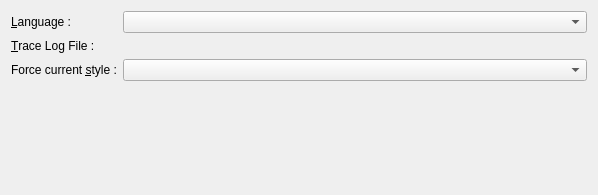
Old version of the form framework/application/customdialog/ui/customgeneral.ui in the repository phoenix741/xinx.
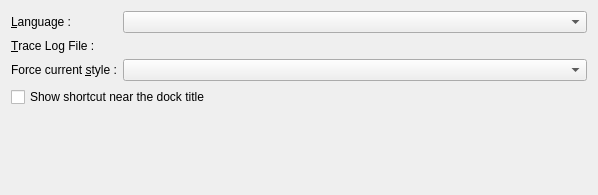
New version of the form. Custom widgets are drawn as their Qt base class.

Patch:
```diff
--- a/framework/application/customdialog/ui/customgeneral.ui
+++ b/framework/application/customdialog/ui/customgeneral.ui
@@ -71,7 +71,7 @@
      </property>
     </widget>
    </item>
-   <item row="3" column="1">
+   <item row="4" column="1">
     <spacer name="verticalSpacer">
      <property name="orientation">
       <enum>Qt::Vertical</enum>
@@ -92,6 +92,13 @@
      </property>
     </widget>
    </item>
+   <item row="3" column="0" colspan="2">
+    <widget class="QCheckBox" name="m_shortcutDockTitle">
+     <property name="text">
+      <string>Show shortcut near the dock title</string>
+     </property>
+    </widget>
+   </item>
   </layout>
  </widget>
  <customwidgets>
```
